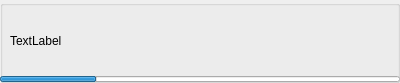
The window that client/Forms/Notification/notification.ui (sofinvalery/LMS) describes before a commit, drawn with Qt 5.
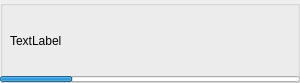
The same window after the commit.

Commit message: group editor 7.9, notification resize

```diff
--- a/client/Forms/Notification/notification.ui
+++ b/client/Forms/Notification/notification.ui
@@ -6,7 +6,7 @@
    <rect>
     <x>0</x>
     <y>0</y>
-    <width>400</width>
+    <width>300</width>
     <height>83</height>
    </rect>
   </property>
@@ -18,7 +18,7 @@
     <rect>
      <x>0</x>
      <y>0</y>
-     <width>400</width>
+     <width>300</width>
      <height>83</height>
     </rect>
    </property>
@@ -30,7 +30,7 @@
      <rect>
       <x>10</x>
       <y>20</y>
-      <width>371</width>
+      <width>290</width>
       <height>41</height>
      </rect>
     </property>
@@ -43,7 +43,7 @@
      <rect>
       <x>0</x>
       <y>76</y>
-      <width>400</width>
+      <width>300</width>
       <height>6</height>
      </rect>
     </property>
```
The commit also changes 6 other files.
